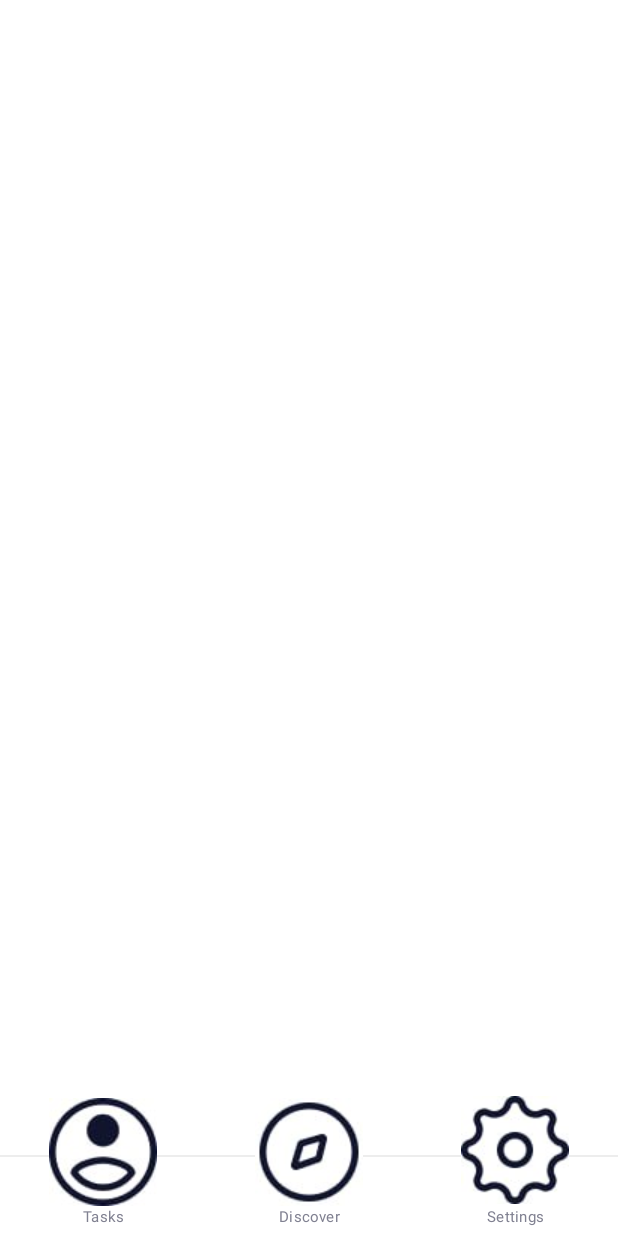
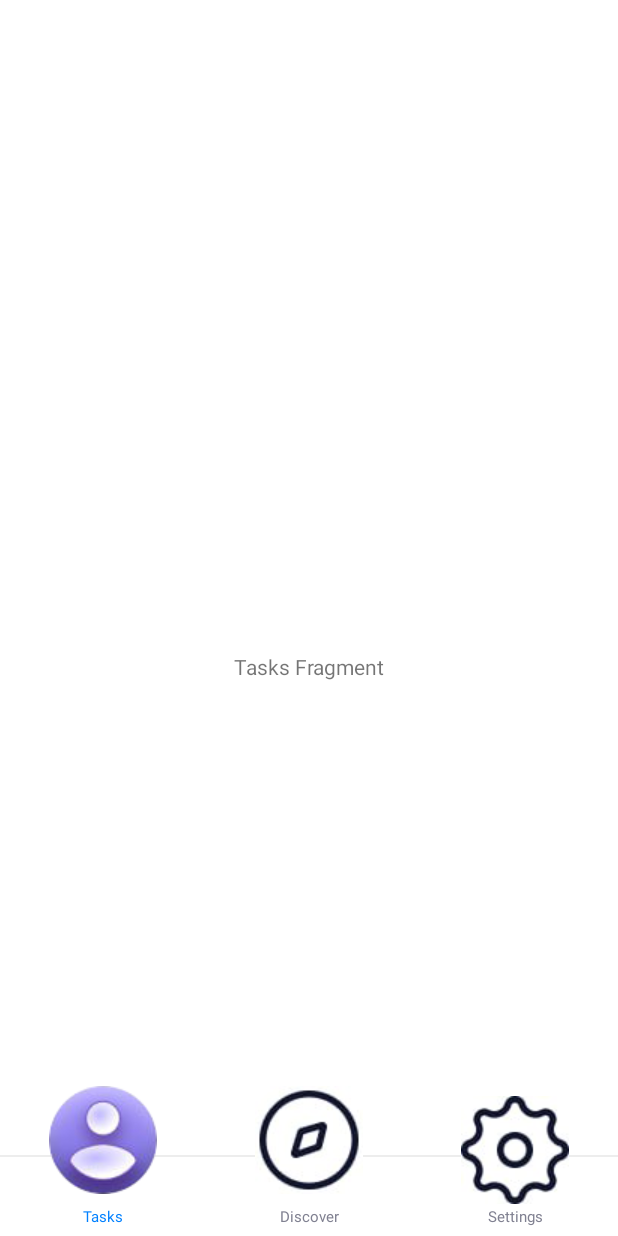
Before and after one commit to Joshlanuevo/tasksapp, an Android app: the screen it shows after launch (HomeActivity), on a phone screen of 412 x 824 dp. Run offline under Robolectric (Android 15) with nearby library versions, the phone set to English and light mode, and no system bars.

Commit message:
add fragments

```diff
--- a/app/src/main/AndroidManifest.xml
+++ b/app/src/main/AndroidManifest.xml
@@ -9,7 +9,7 @@
         android:icon="@mipmap/ic_launcher"
         android:label="@string/app_name"
         android:supportsRtl="true"
-        android:theme="@style/Theme.Tasksapp"
+        android:theme="@style/AppTheme"
         tools:targetApi="31">
         <activity
             android:name=".ui.SplashActivity"
--- /dev/null
+++ b/app/src/main/java/com/vancoding/tasksapp/mvvm/BaseFragment.kt
@@ -0,0 +1,30 @@
+package com.vancoding.tasksapp.mvvm
+
+import android.os.Bundle
+import android.view.View
+import androidx.annotation.LayoutRes
+import androidx.fragment.app.Fragment
+
+open abstract class BaseFragment(@LayoutRes contentLayoutId: Int): Fragment(contentLayoutId) {
+
+    companion object {
+//        var isLogin: Boolean =  !MMKVUtils.getUserId().isNullOrBlank()
+    }
+
+    override fun onViewCreated(view: View, savedInstanceState: Bundle?) {
+
+        initView()
+
+        requestData()
+
+        observeCallBack()
+
+    }
+
+    abstract fun initView()
+
+    abstract fun requestData()
+
+    abstract fun observeCallBack()
+
+}
--- a/app/src/main/java/com/vancoding/tasksapp/ui/HomeActivity.kt
+++ b/app/src/main/java/com/vancoding/tasksapp/ui/HomeActivity.kt
@@ -1,17 +1,76 @@
 package com.vancoding.tasksapp.ui
 
+import androidx.fragment.app.Fragment
+import com.vancoding.tasksapp.R
 import com.vancoding.tasksapp.databinding.ActivityHomeBinding
 import com.vancoding.tasksapp.mvvm.BaseActivity
+import com.vancoding.tasksapp.ui.fragment.DiscoverFragment
+import com.vancoding.tasksapp.ui.fragment.MineFragment
+import com.vancoding.tasksapp.ui.fragment.TasksFragment
 
 class HomeActivity : BaseActivity() {
     private lateinit var bindView : ActivityHomeBinding
+
+    var mFragments = mutableListOf<Fragment>();
+    var mIndex = 0
+    var page = -1
+    var mLastCheckedId = R.id.item_bottom_1;
+
     override fun initView() {
         bindView = ActivityHomeBinding.inflate(layoutInflater);
         setContentView(bindView.root);
     }
 
-    override fun requestData() {}
+    override fun requestData() {
+        mFragments.apply {
+            add(TasksFragment())
+            add(DiscoverFragment())
+            add(MineFragment())
+        }
+        supportFragmentManager.beginTransaction().add(R.id.frameLayout, mFragments[0]).commitAllowingStateLoss();
+        setRadioGroupListener();
+    }
 
     override fun observeCallBack() {}
 
+    private fun setIndexSelected(index: Int) {
+        if (mIndex == index) {
+            return
+        }
+        page = index;
+        val ft =supportFragmentManager.beginTransaction();
+        // Hide
+        ft.hide(mFragments[mIndex]);
+        // Judging whether it is added
+        if (!mFragments[index].isAdded) {
+            ft.add(R.id.frameLayout, mFragments[index]).show(mFragments[index]);
+        } else {
+            ft.show(mFragments[index]);
+        }
+        ft.commitAllowingStateLoss();
+        // Assign again
+        mIndex = index;
+    }
+
+    private fun setRadioGroupListener() {
+        bindView.apply {
+            radioGroupButton.setOnCheckedChangeListener {_, checkedId ->
+                when (checkedId) {
+                    R.id.item_bottom_1 -> {
+                        setIndexSelected(0)
+                    }
+
+                    R.id.item_bottom_2 -> {
+                        setIndexSelected(1)
+                    }
+
+                    R.id.item_bottom_3 -> {
+                        setIndexSelected(2)
+                    }
+                }
+                mLastCheckedId = checkedId;
+            }
+        }
+    }
+
 }
--- /dev/null
+++ b/app/src/main/java/com/vancoding/tasksapp/ui/fragment/DiscoverFragment.kt
@@ -0,0 +1,15 @@
+package com.vancoding.tasksapp.ui.fragment
+
+import com.vancoding.tasksapp.R
+import com.vancoding.tasksapp.databinding.FragmentDiscoverBinding
+import com.vancoding.tasksapp.mvvm.BaseFragment
+
+class DiscoverFragment: BaseFragment(R.layout.fragment_discover) {
+    private lateinit var bindView: FragmentDiscoverBinding;
+
+    override fun initView() {}
+
+    override fun requestData() {}
+
+    override fun observeCallBack() {}
+}
--- /dev/null
+++ b/app/src/main/java/com/vancoding/tasksapp/ui/fragment/MineFragment.kt
@@ -0,0 +1,15 @@
+package com.vancoding.tasksapp.ui.fragment
+
+import com.vancoding.tasksapp.R
+import com.vancoding.tasksapp.databinding.FragmentMineBinding
+import com.vancoding.tasksapp.mvvm.BaseFragment
+
+class MineFragment: BaseFragment(R.layout.fragment_mine) {
+    private lateinit var bindView: FragmentMineBinding;
+
+    override fun initView() {}
+
+    override fun requestData() {}
+
+    override fun observeCallBack() {}
+}
--- /dev/null
+++ b/app/src/main/java/com/vancoding/tasksapp/ui/fragment/TasksFragment.kt
@@ -0,0 +1,16 @@
+package com.vancoding.tasksapp.ui.fragment
+
+import com.vancoding.tasksapp.R
+import com.vancoding.tasksapp.databinding.FragmentTasksBinding
+import com.vancoding.tasksapp.mvvm.BaseFragment
+
+class TasksFragment: BaseFragment(R.layout.fragment_tasks) {
+    private lateinit var bindView: FragmentTasksBinding
+
+    override fun initView() {}
+
+    override fun requestData() {}
+
+    override fun observeCallBack() {}
+
+}
--- a/app/src/main/res/drawable/tab_find_icon.xml
+++ b/app/src/main/res/drawable/tab_find_icon.xml
@@ -1,7 +1,7 @@
 <?xml version="1.0" encoding="utf-8"?>
 <selector xmlns:android="http://schemas.android.com/apk/res/android">
-    <!-- 选中时图片-->
+    <!-- Picture when selected -->
     <item android:drawable="@drawable/home_tab_find_select_new3" android:state_checked="true" />
-    <!-- 未选中时 图片 -->
+    <!-- When not selected Picture -->
     <item android:drawable="@drawable/home_tab_find_normal_new" android:state_checkable="false" />
 </selector>
--- a/app/src/main/res/drawable/tab_friend_icon.xml
+++ b/app/src/main/res/drawable/tab_friend_icon.xml
@@ -1,7 +1,7 @@
 <?xml version="1.0" encoding="utf-8"?>
 <selector xmlns:android="http://schemas.android.com/apk/res/android">
-    <!-- 选中时图片-->
+    <!-- Picture when selected -->
     <item android:drawable="@drawable/ic_friend_select_new3" android:state_checked="true" />
-    <!-- 未选中时 图片 -->
+    <!-- When not selected Picture -->
     <item android:drawable="@drawable/ic_friend_normal_new" android:state_checkable="false" />
 </selector>
--- a/app/src/main/res/drawable/tab_mine_icon.xml
+++ b/app/src/main/res/drawable/tab_mine_icon.xml
@@ -1,7 +1,7 @@
 <?xml version="1.0" encoding="utf-8"?>
 <selector xmlns:android="http://schemas.android.com/apk/res/android">
-    <!-- 选中时图片-->
+    <!-- Picture when selected -->
     <item android:drawable="@drawable/ic_mine_select_new3" android:state_checked="true" />
-    <!-- 未选中时 图片 -->
+    <!-- When not selected Picture -->
     <item android:drawable="@drawable/ic_mine_normal_new" android:state_checkable="false" />
 </selector>
--- a/app/src/main/res/layout/activity_home.xml
+++ b/app/src/main/res/layout/activity_home.xml
@@ -2,10 +2,10 @@
 <androidx.constraintlayout.widget.ConstraintLayout xmlns:android="http://schemas.android.com/apk/res/android"
     xmlns:app="http://schemas.android.com/apk/res-auto"
     xmlns:tools="http://schemas.android.com/tools"
-    android:id="@+id/main"
     android:layout_width="match_parent"
     android:layout_height="match_parent"
-    android:background="@color/white">
+    android:background="@color/white"
+    tools:ignore="MissingDefaultResource,MissingPrefix">
 
     <!--Control bottom spacing-->
     <View
@@ -52,6 +52,7 @@
                 android:layout_gravity="bottom"
                 android:layout_weight="1"
                 android:drawableTop="@drawable/tab_friend_icon"
+                android:checked="true"
                 android:text="Tasks"
                 app:itemBackground="@null" />
 
--- /dev/null
+++ b/app/src/main/res/layout/fragment_tasks.xml
@@ -0,0 +1,20 @@
+<?xml version="1.0" encoding="utf-8"?>
+<androidx.constraintlayout.widget.ConstraintLayout xmlns:android="http://schemas.android.com/apk/res/android"
+    xmlns:app="http://schemas.android.com/apk/res-auto"
+    xmlns:tools="http://schemas.android.com/tools"
+    android:layout_width="match_parent"
+    android:layout_height="match_parent">
+
+    <TextView
+        android:id="@+id/textView"
+        android:layout_width="0dp"
+        android:layout_height="wrap_content"
+        android:layout_marginBottom="316dp"
+        android:text="Tasks Fragment"
+        android:textAlignment="center"
+        app:layout_constraintBottom_toBottomOf="parent"
+        app:layout_constraintEnd_toEndOf="parent"
+        app:layout_constraintHorizontal_bias="1.0"
+        app:layout_constraintStart_toStartOf="parent" />
+
+</androidx.constraintlayout.widget.ConstraintLayout>
--- a/app/src/main/res/values-night/themes.xml
+++ /dev/null
@@ -1,7 +0,0 @@
-<resources xmlns:tools="http://schemas.android.com/tools">
-    <!-- Base application theme. -->
-    <style name="Base.Theme.Tasksapp" parent="Theme.Material3.DayNight.NoActionBar">
-        <!-- Customize your dark theme here. -->
-        <!-- <item name="colorPrimary">@color/my_dark_primary</item> -->
-    </style>
-</resources>
--- a/app/src/main/res/values/colors.xml
+++ b/app/src/main/res/values/colors.xml
@@ -18,4 +18,6 @@
     <color name="light_sky_blue">#87CEFA</color>
     <color name="powder_blue">#B0E0E6</color>
     <color name="color_gray">#808191</color>
+    <color name="color_divider">#F8F8F8</color>
+    <color name="color_window_background">#dedede</color>
 </resources>
--- /dev/null
+++ b/app/src/main/res/values/styles.xml
@@ -0,0 +1,33 @@
+<?xml version="1.0" encoding="utf-8"?>
+<resources>
+    <style name="AppTheme" parent="@style/Theme.AppCompat.Light.NoActionBar">
+        <item name="android:splitMotionEvents">false</item>
+        <item name="android:windowEnableSplitTouch">false</item>
+        <item name="colorAccent">@color/color_primary</item>
+        <item name="colorPrimary">@color/color_primary</item>
+        <item name="colorPrimaryDark">@color/color_primary</item>
+        <item name="android:listDivider">@color/color_divider</item>
+        <item name="android:windowBackground">@color/color_window_background</item>
+    </style>
+    <style name="SplashTheme" parent="AppTheme">
+        <!--        <item name="android:windowBackground">@drawable/ic_splash</item>-->
+        <item name="android:windowBackground">@drawable/tasks_splash</item>
+        <!--        <item name="android:windowBackground">@drawable/ic_splash_sl</item>-->
+        <!--        <item name="android:windowBackground">@drawable/ic_splash_lc012</item>-->
+        <!--        <item name="android:windowBackground">@drawable/ic_wykj</item>-->
+        <item name="android:windowTranslucentNavigation">true</item>
+        <item name="android:windowDrawsSystemBarBackgrounds">false</item>
+    </style>
+    <style name="RadioGroupButtonStyle">
+        <!--This attribute is to remove the default style of the button-->
+        <item name="android:button">@null</item>
+        <item name="android:background">@null</item>
+        <item name="android:gravity">center</item>
+        <item name="android:layout_width">0dp</item>
+        <item name="android:layout_weight">1</item>
+        <item name="android:textSize">10sp</item>
+        <item name="android:textColor">@drawable/color_selector</item>
+        <item name="android:colorControlHighlight">@android:color/transparent</item>
+        <item name="android:drawablePadding">8dp</item>
+    </style>
+</resources>
--- a/app/src/main/res/values/themes.xml
+++ /dev/null
@@ -1,25 +0,0 @@
-<resources xmlns:tools="http://schemas.android.com/tools">
-    <!-- Base application theme. -->
-    <style name="Base.Theme.Tasksapp" parent="Theme.Material3.DayNight.NoActionBar">
-        <!-- Customize your light theme here. -->
-        <!-- <item name="colorPrimary">@color/my_light_primary</item> -->
-    </style>
-
-    <style name="Theme.Tasksapp" parent="Base.Theme.Tasksapp" />
-
-    <style name="SplashTheme" parent="Theme.MaterialComponents.Light.NoActionBar">
-        <item name="android:windowBackground">@drawable/tasks_splash</item>
-    </style>
-
-    <style name="RadioGroupButtonStyle">
-        <!--This attribute is to remove the default style of the button-->
-        <item name="android:button">@null</item>
-        <item name="android:background">@null</item>
-        <item name="android:gravity">center</item>
-        <item name="android:layout_width">0dp</item>
-        <item name="android:layout_weight">1</item>
-        <item name="android:textSize">10sp</item>
-        <item name="android:textColor">@drawable/color_selector</item>
-        <item name="android:colorControlHighlight">@android:color/transparent</item>
-    </style>
-</resources>
```
Also changed, not shown: app/src/main/res/layout/fragment_discover.xml (added, +20 -0 lines), app/src/main/res/layout/fragment_mine.xml (added, +20 -0 lines).
